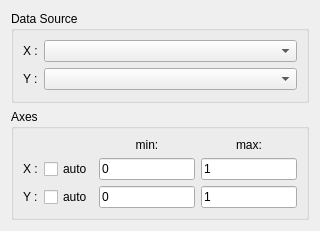
KDE/step, file step/configure_graph.ui: the form before one commit.
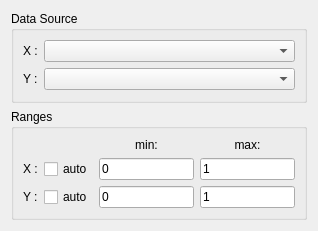
The form after the commit. Custom widgets are drawn as their Qt base class.

Commit message: FEATURE: config dialog for graph.

What changed in the file:
```diff
--- a/step/configure_graph.ui
+++ b/step/configure_graph.ui
@@ -5,16 +5,10 @@
    <rect>
     <x>0</x>
     <y>0</y>
-    <width>320</width>
+    <width>318</width>
     <height>231</height>
    </rect>
   </property>
-  <property name="sizePolicy" >
-   <sizepolicy vsizetype="Minimum" hsizetype="Preferred" >
-    <horstretch>0</horstretch>
-    <verstretch>0</verstretch>
-   </sizepolicy>
-  </property>
   <property name="windowTitle" >
    <string>Form</string>
   </property>
@@ -71,7 +65,7 @@
    <item>
     <widget class="QGroupBox" name="groupBox_2" >
      <property name="title" >
-      <string>Axes</string>
+      <string>Ranges</string>
      </property>
      <layout class="QGridLayout" >
       <item row="0" column="2" >
```
Left out of the diff: 12 changed lines with no effect on the pictures. The commit also changes 7 other files.
